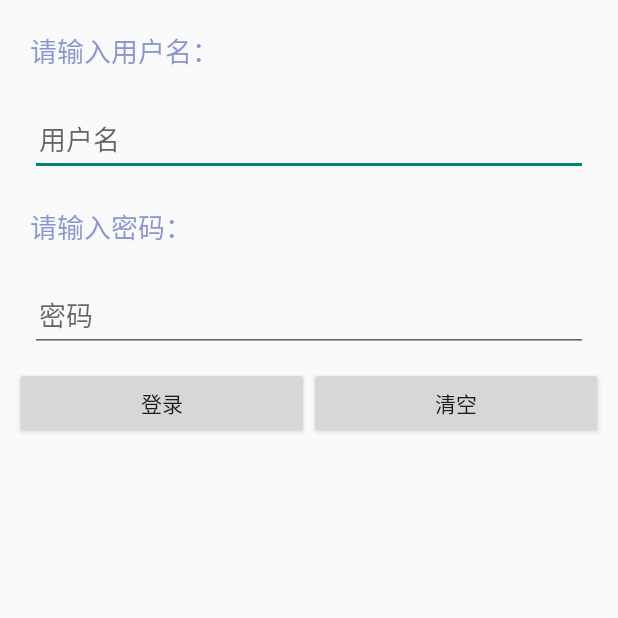
After one commit to AKA-AJia/ReUnionNote, an Android app: the MvpActivity screen opened directly, with no data from a screen before it, on a phone screen of 412 x 824 dp, the top half of it. The commit adds this screen. Run offline under Robolectric (Android 15) with nearby library versions, the phone set to English and light mode, and no system bars.

Commit message:
新增mvp模式练习Demo

```diff
--- a/app/src/main/AndroidManifest.xml
+++ b/app/src/main/AndroidManifest.xml
@@ -20,6 +20,7 @@
         </activity>
         <activity android:name=".activity.WeatherActivity" />
         <activity android:name=".activity.WeatherDetailsActivity" />
+        <activity android:name=".mvpDemo.MvpActivity" />
 
         <service
             android:name=".service.AutoUpdateService"
--- a/app/src/main/java/com/jia/fantatic4/reunionnote/MainActivity.java
+++ b/app/src/main/java/com/jia/fantatic4/reunionnote/MainActivity.java
@@ -8,6 +8,7 @@ import android.widget.Button;
 import android.widget.Toast;
 
 import com.jia.fantatic4.reunionnote.activity.WeatherActivity;
+import com.jia.fantatic4.reunionnote.mvpDemo.MvpActivity;
 
 import butterknife.BindView;
 import butterknife.ButterKnife;
@@ -35,7 +36,8 @@ public class MainActivity extends AppCompatActivity {
     public void onClick(View view) {
         switch (view.getId()) {
             case R.id.btn_material_design:
-                Toast.makeText(this,"material design",Toast.LENGTH_SHORT).show();
+                Intent mvpIntent=new Intent(this, MvpActivity.class);
+                startActivity(mvpIntent);
                 break;
             case R.id.btn_weather:
                 Intent intent=new Intent(this, WeatherActivity.class);
--- /dev/null
+++ b/app/src/main/java/com/jia/fantatic4/reunionnote/mvpDemo/MvpActivity.java
@@ -0,0 +1,101 @@
+package com.jia.fantatic4.reunionnote.mvpDemo;
+
+import android.os.Bundle;
+import android.support.annotation.Nullable;
+import android.support.v7.app.AppCompatActivity;
+import android.view.View;
+import android.widget.Button;
+import android.widget.EditText;
+import android.widget.Toast;
+
+import com.jia.fantatic4.reunionnote.R;
+import com.jia.fantatic4.reunionnote.mvpDemo.impl.PresenterCompl;
+import com.jia.fantatic4.reunionnote.mvpDemo.model.UserBean;
+import com.jia.fantatic4.reunionnote.mvpDemo.view.ILoginView;
+
+/**
+ * Created by jia on 2017/3/7.
+ */
+
+public class MvpActivity extends AppCompatActivity implements ILoginView{
+
+    private EditText mEt_name;
+    private EditText mEt_password;
+    private Button mBtn_login;
+    private Button mBtn_clear;
+
+    private PresenterCompl presenter = new PresenterCompl(this);
+
+    @Override
+    protected void onCreate(@Nullable Bundle savedInstanceState) {
+        super.onCreate(savedInstanceState);
+        setContentView(R.layout.activity_mvp);
+        initView();
+        initListener();
+    }
+
+
+
+    private void initView() {
+        mEt_name = (EditText) findViewById(R.id.ed_mvp_name);
+        mEt_password = (EditText) findViewById(R.id.ed_mvp_password);
+        mBtn_login = (Button) findViewById(R.id.btn_mvp_login);
+        mBtn_clear = (Button) findViewById(R.id.btn_mvp_clear);
+    }
+
+    private void initListener() {
+        mBtn_login.setOnClickListener(new View.OnClickListener() {
+            @Override
+            public void onClick(View v) {
+                presenter.login();
+            }
+        });
+
+        mBtn_clear.setOnClickListener(new View.OnClickListener() {
+            @Override
+            public void onClick(View v) {
+                presenter.clear();
+            }
+        });
+    }
+
+    @Override
+    public String getUserName() {
+        return mEt_name.getText().toString().trim();
+    }
+
+    @Override
+    public String getPassword() {
+        return mEt_password.getText().toString().trim();
+    }
+
+    @Override
+    public void clearUserName() {
+        mEt_name.setText("");
+    }
+
+    @Override
+    public void clearPassword() {
+        mEt_password.setText("");
+    }
+
+    @Override
+    public void showLoading() {
+
+    }
+
+    @Override
+    public void hideLoading() {
+
+    }
+
+    @Override
+    public void toMainActivity(UserBean user) {
+        Toast.makeText(this,"toMainActivity",Toast.LENGTH_SHORT).show();
+    }
+
+    @Override
+    public void showFailedError() {
+        Toast.makeText(this,"login fail",Toast.LENGTH_SHORT).show();
+    }
+}
--- /dev/null
+++ b/app/src/main/java/com/jia/fantatic4/reunionnote/mvpDemo/impl/PresenterCompl.java
@@ -0,0 +1,64 @@
+package com.jia.fantatic4.reunionnote.mvpDemo.impl;
+
+import android.os.Handler;
+
+import com.jia.fantatic4.reunionnote.mvpDemo.listener.LoginListener;
+import com.jia.fantatic4.reunionnote.mvpDemo.model.UserBean;
+import com.jia.fantatic4.reunionnote.mvpDemo.presenter.ILoginPresenter;
+import com.jia.fantatic4.reunionnote.mvpDemo.view.ILoginView;
+
+
+/**
+ * Created by jia on 2017/3/7.
+ * presenter具体实现类
+ */
+
+public class PresenterCompl implements ILoginPresenter {
+
+    private ILoginView loginView;
+    private UserImpl userImpl;
+    private Handler mHandler = new Handler();
+
+    public PresenterCompl(ILoginView loginView) {
+        this.loginView = loginView;
+        this.userImpl = new UserImpl();
+    }
+
+
+    //对view层的具体处理
+    @Override
+    public void login() {
+        loginView.showLoading();
+        userImpl.login(loginView.getUserName(), loginView.getPassword(), new LoginListener() {
+            @Override
+            public void loginSuccess(final UserBean user) {
+                mHandler.post(new Runnable() {
+                    @Override
+                    public void run() {
+                        loginView.toMainActivity(user);
+                        loginView.hideLoading();
+                    }
+                });
+            }
+
+            @Override
+            public void loginFailed() {
+                mHandler.post(new Runnable()
+                {
+                    @Override
+                    public void run()
+                    {
+                        loginView.showFailedError();
+                        loginView.hideLoading();
+                    }
+                });
+            }
+        });
+    }
+
+    @Override
+    public void clear() {
+        loginView.clearUserName();
+        loginView.clearPassword();
+    }
+}
--- /dev/null
+++ b/app/src/main/java/com/jia/fantatic4/reunionnote/mvpDemo/listener/LoginListener.java
@@ -0,0 +1,13 @@
+package com.jia.fantatic4.reunionnote.mvpDemo.listener;
+
+import com.jia.fantatic4.reunionnote.mvpDemo.model.UserBean;
+
+/**
+ * Created by jia on 2017/3/7.
+ */
+
+public interface LoginListener {
+    void loginSuccess(UserBean user);
+
+    void loginFailed();
+}
--- /dev/null
+++ b/app/src/main/java/com/jia/fantatic4/reunionnote/mvpDemo/model/IUserBiz.java
@@ -0,0 +1,11 @@
+package com.jia.fantatic4.reunionnote.mvpDemo.model;
+
+import com.jia.fantatic4.reunionnote.mvpDemo.listener.LoginListener;
+
+/**
+ * Created by jia on 2017/3/7.
+ */
+
+public interface IUserBiz {
+     void login(String name, String password, LoginListener listener);
+}
--- /dev/null
+++ b/app/src/main/java/com/jia/fantatic4/reunionnote/mvpDemo/presenter/ILoginPresenter.java
@@ -0,0 +1,10 @@
+package com.jia.fantatic4.reunionnote.mvpDemo.presenter;
+
+/**
+ * Created by jia on 2017/3/7.
+ */
+
+public interface ILoginPresenter {
+    void login();
+    void clear();
+}
--- /dev/null
+++ b/app/src/main/java/com/jia/fantatic4/reunionnote/mvpDemo/view/ILoginView.java
@@ -0,0 +1,26 @@
+package com.jia.fantatic4.reunionnote.mvpDemo.view;
+
+import com.jia.fantatic4.reunionnote.mvpDemo.model.UserBean;
+
+/**
+ * Created jia as on 2017/3/7.
+ * view层业务接口
+ */
+
+public interface ILoginView {
+    String getUserName();
+
+    String getPassword();
+
+    void clearUserName();
+
+    void clearPassword();
+
+    void showLoading();
+
+    void hideLoading();
+
+    void toMainActivity(UserBean user);
+
+    void showFailedError();
+}
--- a/app/src/main/res/layout/activity_main.xml
+++ b/app/src/main/res/layout/activity_main.xml
@@ -13,7 +13,7 @@
         android:layout_width="match_parent"
         android:layout_margin="20dp"
         android:layout_height="50dp"
-        android:text="Material Design"
+        android:text="MVP模式"
         android:background="@color/colorPrimary"/>
 
     <Button
--- /dev/null
+++ b/app/src/main/res/layout/activity_mvp.xml
@@ -0,0 +1,62 @@
+<?xml version="1.0" encoding="utf-8"?>
+<LinearLayout xmlns:android="http://schemas.android.com/apk/res/android"
+    android:layout_width="match_parent"
+    android:layout_height="match_parent"
+    android:orientation="vertical">
+
+    <TextView
+        android:layout_width="wrap_content"
+        android:layout_height="wrap_content"
+        android:layout_margin="20dp"
+        android:text="请输入用户名："
+        android:textColor="@color/colorPrimary"
+        android:textSize="18sp" />
+
+    <EditText
+        android:id="@+id/ed_mvp_name"
+        android:layout_width="match_parent"
+        android:layout_height="50dp"
+        android:layout_marginLeft="20dp"
+        android:layout_marginRight="20dp"
+        android:hint="用户名"
+        android:padding="6dp" />
+
+    <TextView
+        android:layout_width="wrap_content"
+        android:layout_height="wrap_content"
+        android:layout_margin="20dp"
+        android:text="请输入密码："
+        android:textColor="@color/colorPrimary"
+        android:textSize="18sp" />
+
+    <EditText
+        android:id="@+id/ed_mvp_password"
+        android:layout_width="match_parent"
+        android:layout_height="50dp"
+        android:layout_marginLeft="20dp"
+        android:layout_marginRight="20dp"
+        android:hint="密码"
+        android:inputType="numberPassword"
+        android:padding="6dp" />
+
+    <LinearLayout
+        android:layout_width="match_parent"
+        android:layout_height="wrap_content"
+        android:orientation="horizontal"
+        android:layout_margin="10dp">
+
+        <Button
+            android:id="@+id/btn_mvp_login"
+            android:layout_width="0dp"
+            android:layout_height="wrap_content"
+            android:layout_weight="1"
+            android:text="登录" />
+
+        <Button
+            android:id="@+id/btn_mvp_clear"
+            android:layout_width="0dp"
+            android:layout_height="wrap_content"
+            android:layout_weight="1"
+            android:text="清空" />
+    </LinearLayout>
+</LinearLayout>
--- a/build.gradle
+++ b/build.gradle
@@ -5,7 +5,7 @@ buildscript {
         jcenter()
     }
     dependencies {
-        classpath 'com.android.tools.build:gradle:2.2.0'
+        classpath 'com.android.tools.build:gradle:2.2.3'
 
         // NOTE: Do not place your application dependencies here; they belong
         // in the individual module build.gradle files
```
Also changed, not shown: app/src/main/java/com/jia/fantatic4/reunionnote/mvpDemo/impl/UserImpl.java (added, +37 -0 lines), app/src/main/java/com/jia/fantatic4/reunionnote/mvpDemo/model/UserBean.java (added, +26 -0 lines).
